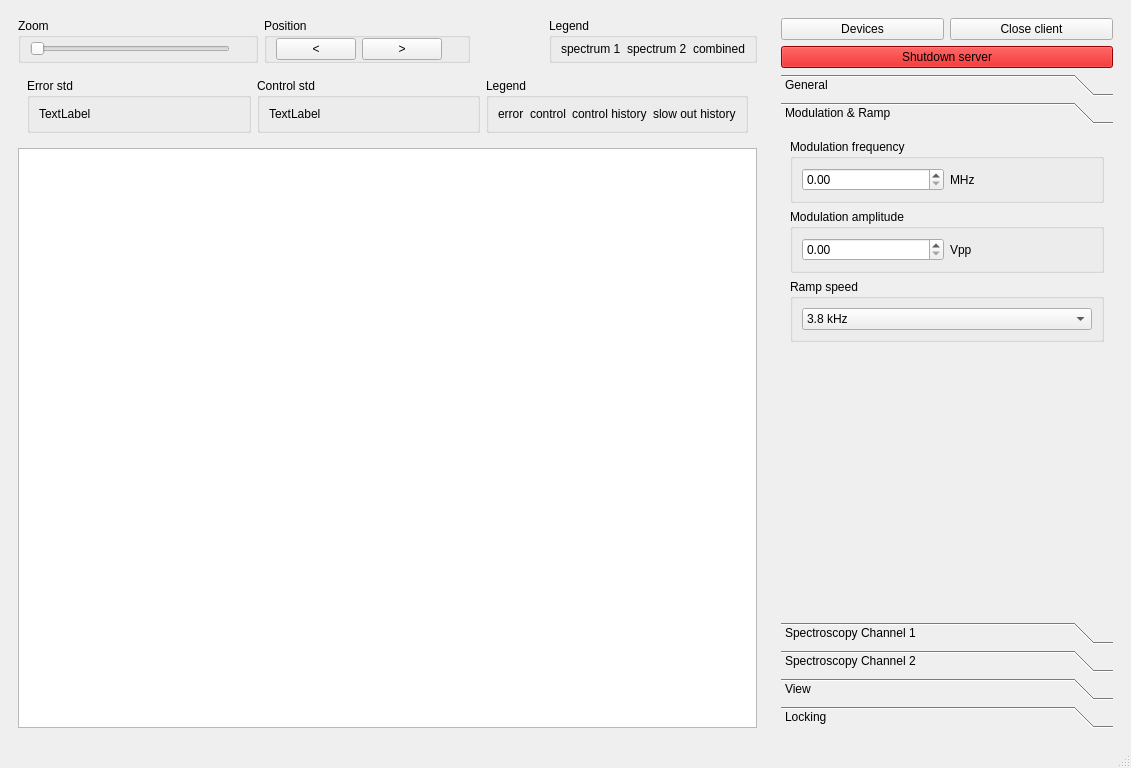
Old version of the form linien/client/ui/main_window.ui in the repository linien-org/linien.
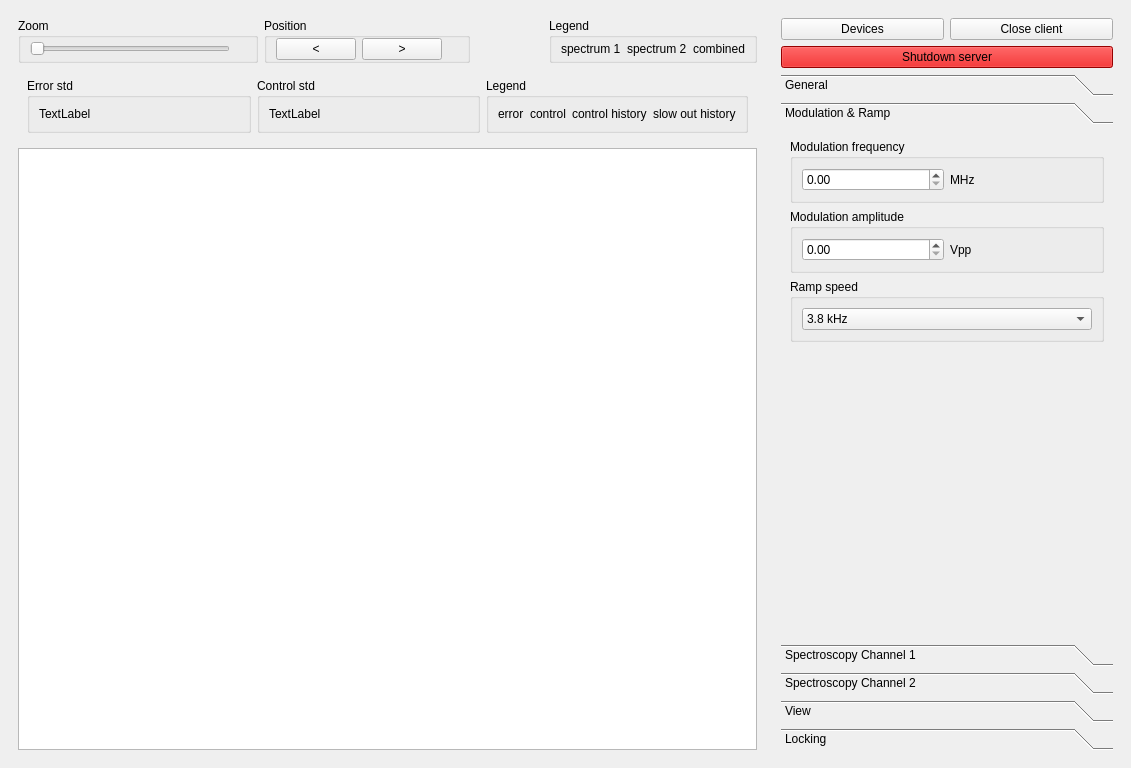
New version of the form. The open tabs and pages were chosen to show the change. Custom widgets are drawn as their Qt base class.

Diff of the .ui file:
```diff
--- a/linien/client/ui/main_window.ui
+++ b/linien/client/ui/main_window.ui
@@ -1327,8 +1327,8 @@
            <rect>
             <x>0</x>
             <y>0</y>
-            <width>228</width>
-            <height>277</height>
+            <width>338</width>
+            <height>438</height>
            </rect>
           </property>
           <attribute name="label">
@@ -1715,7 +1715,6 @@
     </item>
    </layout>
   </widget>
-  <widget class="QStatusBar" name="statusbar"/>
  </widget>
  <customwidgets>
   <customwidget>
```
Left out of the diff: 16 changed lines with no effect on the pictures.
